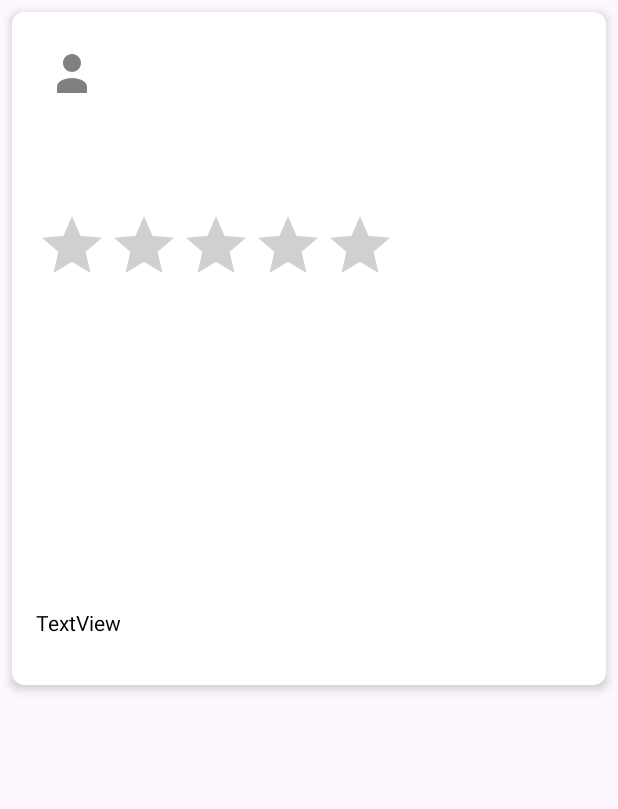
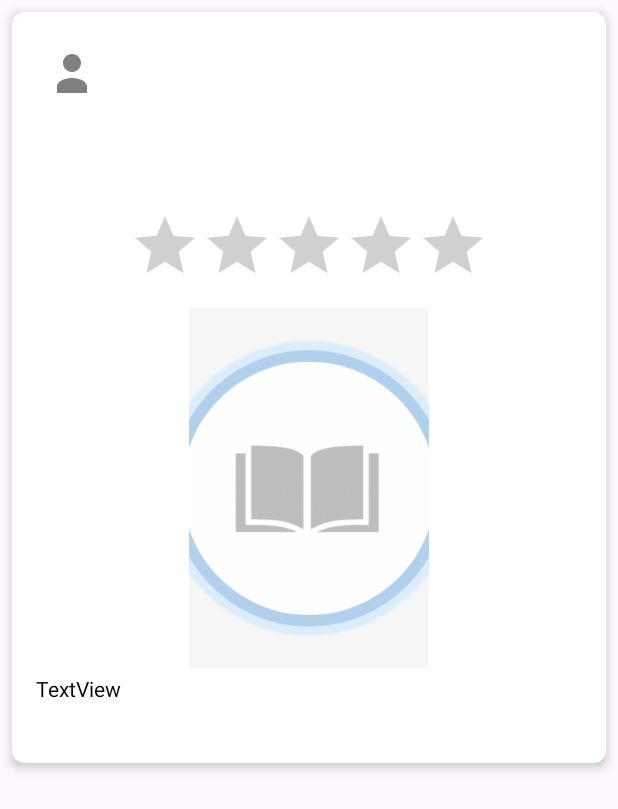
Before and after one commit to DolevNoa/Bookworm, an Android app: the layout fragment_book_post.xml on its own in the app's theme, with its tools: preview values and no code run, on a phone screen of 412 x 824 dp. Shown: the top 809 px of the screen. Run offline under Robolectric (Android 15) with nearby library versions, the light colour scheme and no system bars.

Commit message:
Update fragment_book_post.xml to match the add_book_recommendation UI.

```diff
--- a/app/src/main/res/layout/fragment_book_post.xml
+++ b/app/src/main/res/layout/fragment_book_post.xml
@@ -1,7 +1,6 @@
 <?xml version="1.0" encoding="utf-8"?>
 <layout xmlns:android="http://schemas.android.com/apk/res/android"
-    xmlns:app="http://schemas.android.com/apk/res-auto"
-    xmlns:cardview="http://schemas.android.com/apk/res-auto">
+    xmlns:app="http://schemas.android.com/apk/res-auto">
 
     <data>
         <!-- Add any binding variables here if needed -->
@@ -11,8 +10,8 @@
         android:layout_width="match_parent"
         android:layout_height="wrap_content"
         android:layout_margin="8dp"
-        cardview:cardCornerRadius="8dp"
-        cardview:cardElevation="4dp">
+        app:cardCornerRadius="8dp"
+        app:cardElevation="4dp">
 
         <LinearLayout
             android:orientation="vertical"
@@ -60,24 +59,31 @@
                 android:layout_width="match_parent"
                 android:layout_height="wrap_content"
                 android:textSize="14sp"
-                android:textColor="@color/black"/>
+                android:textColor="@color/black"
+                android:layout_marginBottom="8dp"/>
 
             <RatingBar
                 android:id="@+id/postRating"
                 android:layout_width="wrap_content"
                 android:layout_height="wrap_content"
+                android:layout_gravity="center_horizontal"
+                android:layout_marginBottom="8dp"
                 android:numStars="5"
-                android:stepSize="0.5"
-                android:rating="0.0"
-                android:isIndicator="true"
-                android:layout_marginTop="8dp"/>
+                android:scaleType="fitCenter"
+                android:stepSize="1.0" />
 
             <ImageView
                 android:id="@+id/postImage"
-                android:layout_width="match_parent"
-                android:layout_height="200dp"
+                android:layout_width="160dp"
+                android:layout_height="240dp"
+                android:layout_gravity="center"
+                android:clickable="true"
+                android:contentDescription="@string/book_image_content_desc"
                 android:scaleType="centerCrop"
-                android:layout_marginTop="8dp"/>
+                android:src="@drawable/placeholder_book_image"
+                app:cardCornerRadius="10dp"
+                android:layout_marginBottom="4dp"
+                app:cardElevation="4dp" />
 
             <TextView
                 android:id="@+id/postCreatedDate"
@@ -85,20 +91,32 @@
                 android:layout_height="wrap_content"
                 android:text="TextView"
                 android:textColor="@color/black"
-                android:layout_marginBottom="16dp"/>
+                android:layout_marginBottom="12dp"/>
+
+            <LinearLayout
+                android:layout_width="wrap_content"
+                android:layout_height="wrap_content"
+                android:orientation="horizontal"
+                android:layout_gravity="end"
+                android:layout_marginBottom="12dp">
+
                 <Button
                     android:id="@+id/editButton"
                     android:layout_width="wrap_content"
                     android:layout_height="wrap_content"
                     android:text="Edit"
-                android:visibility="gone" />
+                    android:visibility="gone"
+                    android:layout_marginEnd="8dp"/> <!-- Add margin between buttons -->
 
                 <Button
                     android:id="@+id/deleteButton"
                     android:layout_width="wrap_content"
                     android:layout_height="wrap_content"
                     android:text="Delete"
-                android:visibility="gone" />
+                    android:backgroundTint="@color/red"
+                    android:visibility="gone"/>
+
+            </LinearLayout>
 
         </LinearLayout>
     </androidx.cardview.widget.CardView>
```
Lines whose indentation alone changed are shown as unchanged.
